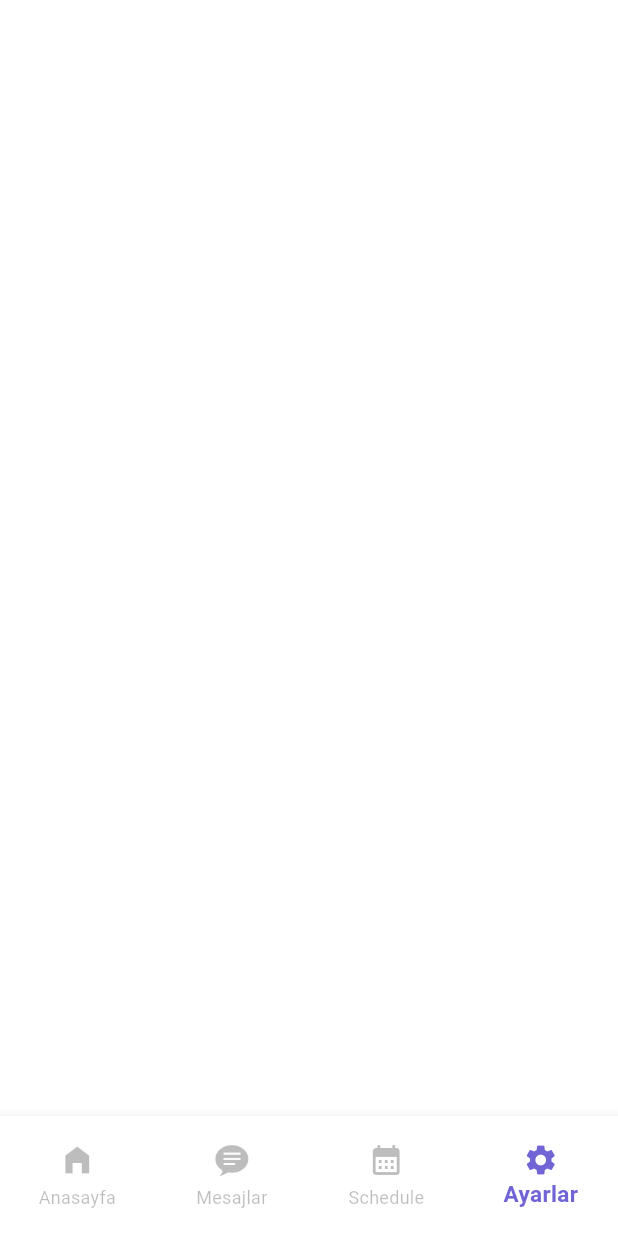
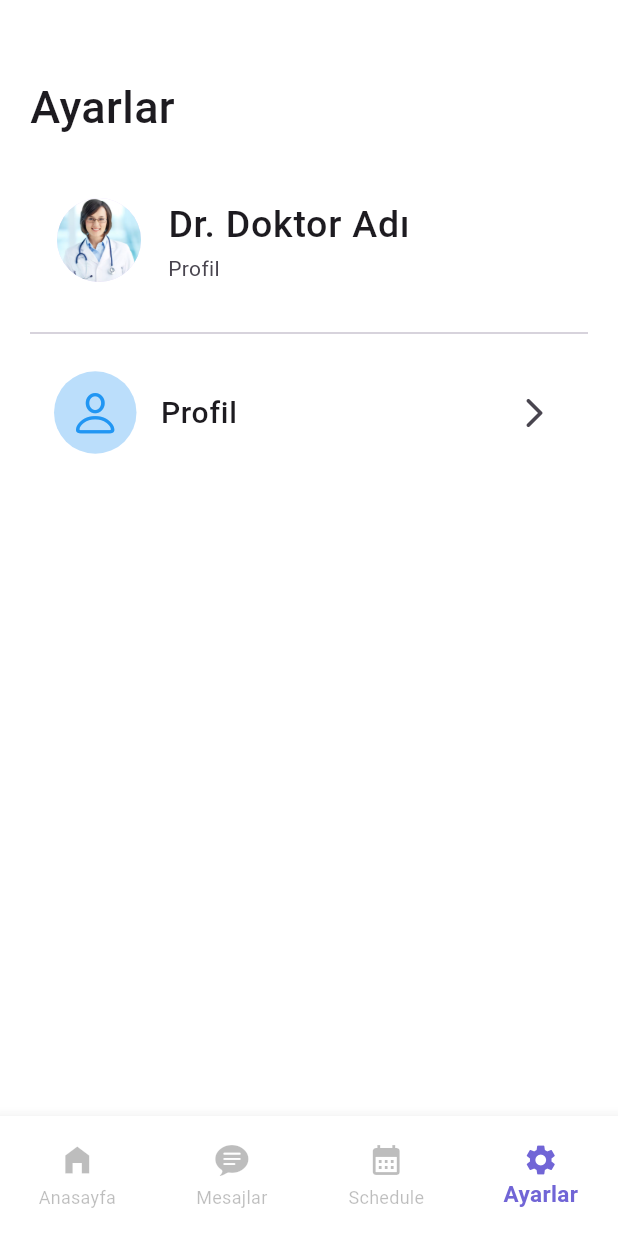
Before and after one commit to mmkocak/saglikapp, a Flutter app: the NavbarRoots screen opened directly, item 4 of the bottom bar chosen, on a phone screen of 412 x 824 dp. Run offline on Flutter 3.47's test engine with Material 3 defaults, Android fonts, the phone set to English and light mode, and no system bars.

Commit message:
setting sayfasına başladım

```diff
--- a/lib/view/settings/settings_screen.dart
+++ b/lib/view/settings/settings_screen.dart
@@ -1,10 +1,62 @@
+import 'package:flutter/cupertino.dart';
 import 'package:flutter/material.dart';
 
 class SettingsScreen extends StatelessWidget {
-const SettingsScreen({ Key? key }) : super(key: key);
+  const SettingsScreen({Key? key}) : super(key: key);
 
   @override
-  Widget build(BuildContext context){
-    return Container();
+  Widget build(BuildContext context) {
+    return Padding(
+      padding: const EdgeInsets.only(top: 50, left: 20, right: 20),
+      child: Column(
+        crossAxisAlignment: CrossAxisAlignment.start,
+        children: [
+          const Text(
+            "Ayarlar",
+            style: TextStyle(fontSize: 30, fontWeight: FontWeight.w500),
+          ),
+         const  SizedBox(
+            height: 30,
+          ),
+          const ListTile(
+            leading: CircleAvatar(
+              radius: 30,
+              backgroundImage: AssetImage("assets/images/doctor1.jpg"),
+            ),
+            title: Text(
+              "Dr. Doktor Adı",
+              style: TextStyle(
+                fontWeight: FontWeight.w500,
+                fontSize: 25,
+              ),
+            ),
+            subtitle: Text("Profil"),
+          ),
+          const Divider(height: 50,),
+          ListTile(
+            onTap: () {
+
+            },
+            leading: Container(
+              padding: const EdgeInsets.all(10),
+              decoration: BoxDecoration(
+                color: Colors.blue.shade100,
+                shape: BoxShape.circle,
+              ),
+               child: const Icon(
+                CupertinoIcons.person,
+                color: Colors.blue,
+                size: 35,
+              ),
+            ),
+            title:const  Text("Profil",
+            style: TextStyle(fontWeight: FontWeight.w500, fontSize: 20),
+            ),
+            trailing: const Icon(Icons.arrow_forward_ios_rounded),
+          ),
+          const SizedBox(height: 20),
+        ],
+      ),
+    );
   }
 }
```
